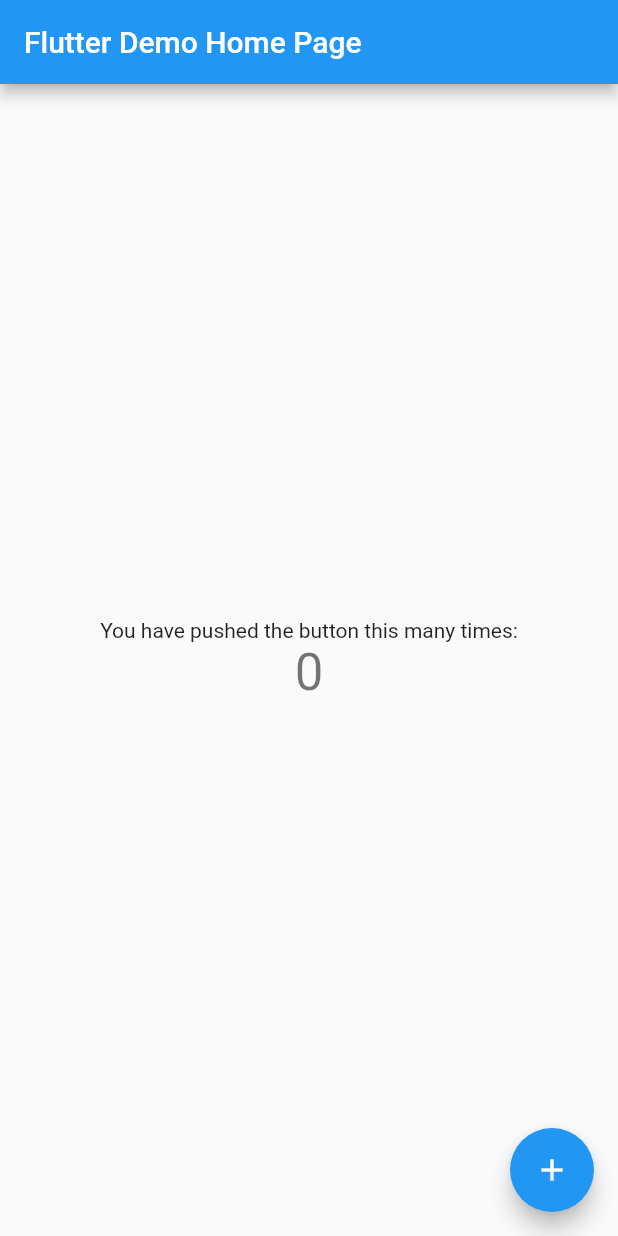
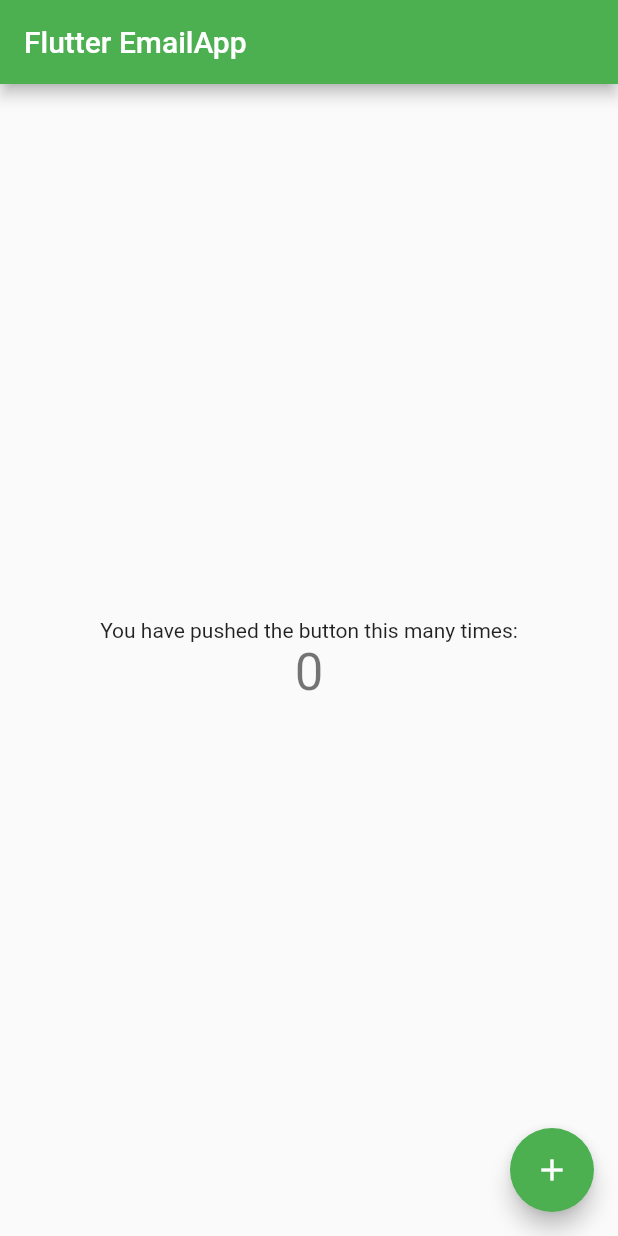
Before and after one commit to cerveau08/flutter_emailapp, a Flutter app: the screen it shows after launch, on a phone screen of 412 x 824 dp. Run offline on Flutter 3.47's test engine with Material 2 defaults, Android fonts, the phone set to English and light mode, and no system bars.

Commit message:
changement de couleur

```diff
--- a/lib/main.dart
+++ b/lib/main.dart
@@ -18,9 +18,9 @@ class MyApp extends StatelessWidget {
         // or simply save your changes to "hot reload" in a Flutter IDE).
         // Notice that the counter didn't reset back to zero; the application
         // is not restarted.
-        primarySwatch: Colors.blue,
+        primarySwatch: Colors.green
       ),
-      home: MyHomePage(title: 'Flutter Demo Home Page'),
+      home: MyHomePage(title: 'Flutter EmailApp'),
     );
   }
 }
```
